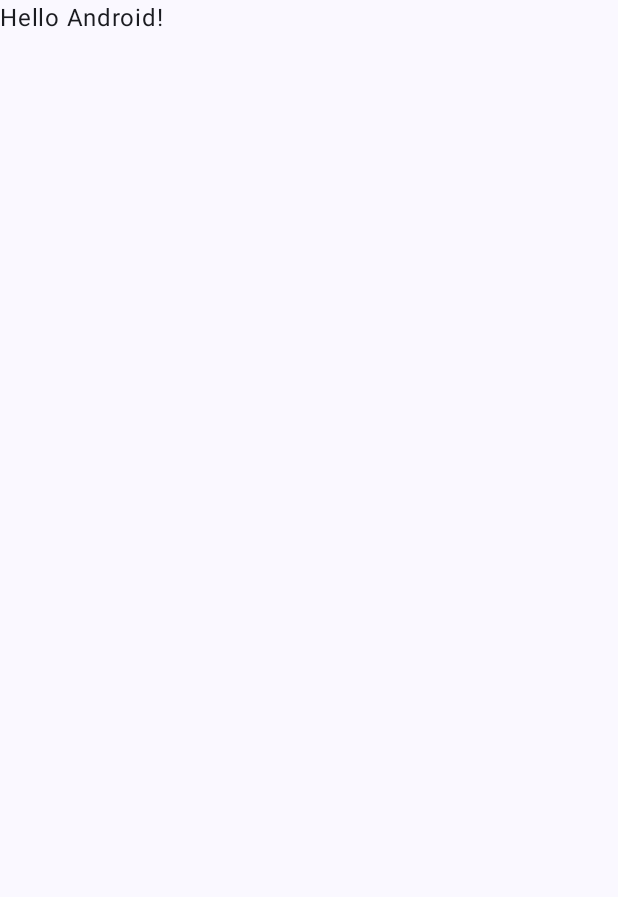
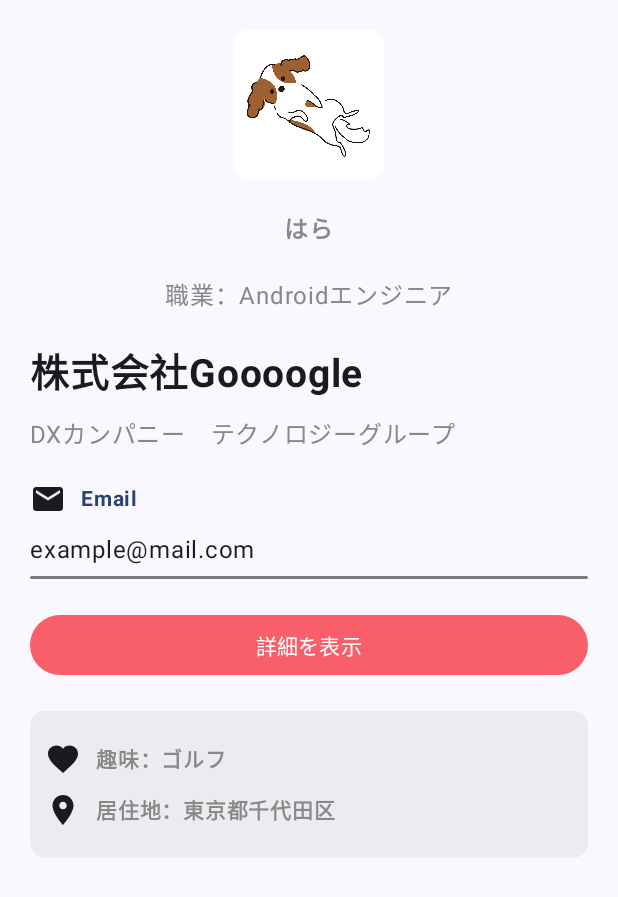
Before and after one commit to tomo-ki/JetProfile, an Android app built with Jetpack Compose: the screen it shows after launch (MainActivity), on a phone screen of 412 x 824 dp. Before the commit the part shown is almost empty. Shown: the top 897 px of the screen. Run offline under Robolectric (Android 15) with nearby library versions, the phone set to English and light mode, and no system bars.

Commit message:
MainActivity.ktに@Composalをベタがき

```diff
--- a/app/src/main/java/com/example/jetprofile/MainActivity.kt
+++ b/app/src/main/java/com/example/jetprofile/MainActivity.kt
@@ -4,13 +4,39 @@ import android.os.Bundle
 import androidx.activity.ComponentActivity
 import androidx.activity.compose.setContent
 import androidx.activity.enableEdgeToEdge
+import androidx.compose.foundation.Image
+import androidx.compose.foundation.background
+import androidx.compose.foundation.layout.Column
+import androidx.compose.foundation.layout.Row
+import androidx.compose.foundation.layout.Spacer
 import androidx.compose.foundation.layout.fillMaxSize
+import androidx.compose.foundation.layout.fillMaxWidth
+import androidx.compose.foundation.layout.height
 import androidx.compose.foundation.layout.padding
+import androidx.compose.foundation.layout.size
+import androidx.compose.foundation.layout.width
+import androidx.compose.foundation.shape.RoundedCornerShape
+import androidx.compose.material.icons.Icons
+import androidx.compose.material.icons.filled.Email
+import androidx.compose.material.icons.filled.Favorite
+import androidx.compose.material.icons.filled.LocationOn
+import androidx.compose.material3.Button
+import androidx.compose.material3.ButtonDefaults
+import androidx.compose.material3.Divider
+import androidx.compose.material3.Icon
+import androidx.compose.material3.MaterialTheme
 import androidx.compose.material3.Scaffold
 import androidx.compose.material3.Text
 import androidx.compose.runtime.Composable
+import androidx.compose.ui.Alignment
 import androidx.compose.ui.Modifier
-import androidx.compose.ui.tooling.preview.Preview
+import androidx.compose.ui.draw.clip
+import androidx.compose.ui.graphics.Color
+import androidx.compose.ui.graphics.vector.ImageVector
+import androidx.compose.ui.res.painterResource
+import androidx.compose.ui.text.font.FontWeight
+import androidx.compose.ui.unit.dp
+import androidx.compose.ui.unit.sp
 import com.example.jetprofile.ui.theme.JetProfileTheme
 
 class MainActivity : ComponentActivity() {
@@ -19,11 +45,98 @@ class MainActivity : ComponentActivity() {
         enableEdgeToEdge()
         setContent {
             JetProfileTheme {
-                Scaffold(modifier = Modifier.fillMaxSize()) { innerPadding ->
-                    Greeting(
-                        name = "Android",
-                        modifier = Modifier.padding(innerPadding)
-                    )
+                Scaffold(
+                    modifier = Modifier.fillMaxSize(),
+                ) { innerPadding ->
+                    Column(
+                        horizontalAlignment = Alignment.CenterHorizontally,
+                        modifier = Modifier
+                            .padding(innerPadding)
+                            .padding(20.dp)
+                    ) {
+//                        プロフィール画像
+                        Image(
+                            painter = painterResource(id = R.drawable.img_profile),
+                            contentDescription = "プロフィール",
+                            modifier = Modifier
+                                .size(100.dp)
+                                .clip(RoundedCornerShape(10.dp))
+                        )
+                        Spacer(modifier = Modifier.height(20.dp))
+//                        名前
+                        Text(
+                            text = "はら",
+                            color = Color.Gray,
+                            fontSize = 16.sp,
+                            fontWeight = FontWeight.ExtraBold
+                        )
+                        Spacer(modifier = Modifier.height(20.dp))
+//                        職業
+                        Text(text = "職業：Androidエンジニア", color = Color.Gray, fontSize = 16.sp)
+                        Spacer(modifier = Modifier.height(20.dp))
+                        Column(
+                            horizontalAlignment = Alignment.Start,
+                            modifier = Modifier.fillMaxWidth()
+                        ) {
+//                            会社名
+                            Text(
+                                text = "株式会社Goooogle",
+                                fontSize = 26.sp,
+                                fontWeight = FontWeight.Bold
+                            )
+                            Spacer(modifier = Modifier.height(10.dp))
+//                            部署・グループ名
+                            Text(
+                                text = "DXカンパニー　テクノロジーグループ",
+                                color = Color.Gray,
+                                fontSize = 16.sp,
+                            )
+                            Spacer(modifier = Modifier.height(20.dp))
+//                            Email
+                            Label(icon = Icons.Default.Email, text = "Email")
+                            Spacer(modifier = Modifier.height(10.dp))
+                            Text(text = "example@mail.com", fontSize = 16.sp)
+                            Spacer(modifier = Modifier.height(5.dp))
+
+                            Divider(
+                                modifier = Modifier.clip(RoundedCornerShape(1000.dp)),
+                                thickness = 2.dp
+                            )
+                            Spacer(modifier = Modifier.height(20.dp))
+//                            詳細表示ボタン
+                            Button(
+                                modifier = Modifier.fillMaxWidth(),
+                                colors = ButtonDefaults.buttonColors(
+                                    containerColor = Color(
+                                        0xFFF85F6A
+                                    )
+                                ),
+                                onClick = {}) {
+                                Text(text = "詳細を表示", color = Color.White)
+                            }
+                            Spacer(modifier = Modifier.height(20.dp))
+//                            趣味&居住地
+                            Column(
+                                modifier = Modifier
+                                    .fillMaxWidth()
+                                    .clip(RoundedCornerShape(10.dp))
+                                    .background(Color.LightGray.copy(alpha = 0.3f))
+                                    .padding(horizontal = 10.dp, vertical = 20.dp)
+                            ) {
+                                Label(
+                                    icon = Icons.Default.Favorite,
+                                    text = "趣味：ゴルフ",
+                                    color = Color.Gray
+                                )
+                                Spacer(modifier = Modifier.height(10.dp))
+                                Label(
+                                    icon = Icons.Default.LocationOn,
+                                    text = "居住地：東京都千代田区",
+                                    color = Color.Gray
+                                )
+                            }
+                        }
+                    }
                 }
             }
         }
@@ -31,17 +144,13 @@ class MainActivity : ComponentActivity() {
 }
 
 @Composable
-fun Greeting(name: String, modifier: Modifier = Modifier) {
-    Text(
-        text = "Hello $name!",
-        modifier = modifier
-    )
-}
-
-@Preview(showBackground = true)
-@Composable
-fun GreetingPreview() {
-    JetProfileTheme {
-        Greeting("Android")
+fun Label(icon: ImageVector, text: String, color: Color = MaterialTheme.colorScheme.primary) {
+    Row(verticalAlignment = Alignment.CenterVertically) {
+        Icon(
+            imageVector = icon,
+            contentDescription = text,
+        )
+        Spacer(modifier = Modifier.width(10.dp))
+        Text(text = text, color = color, fontSize = 14.sp, fontWeight = FontWeight.Bold)
     }
 }
```
Also changed, not shown: app/src/main/res/drawable/img_profile.png (added).
